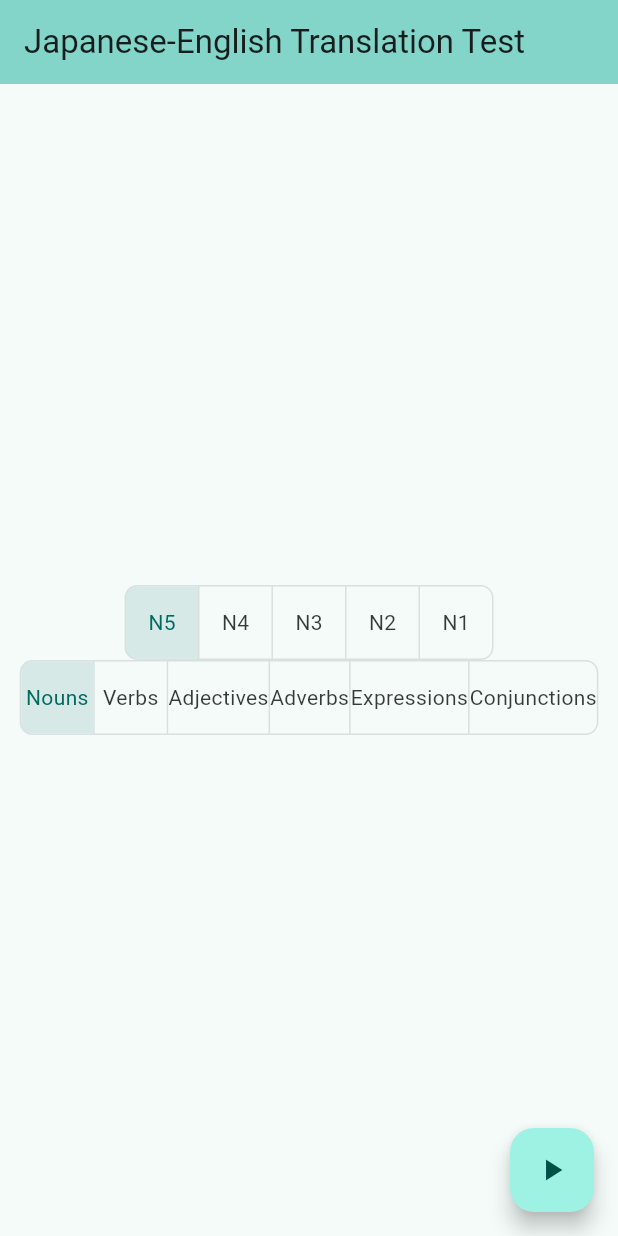
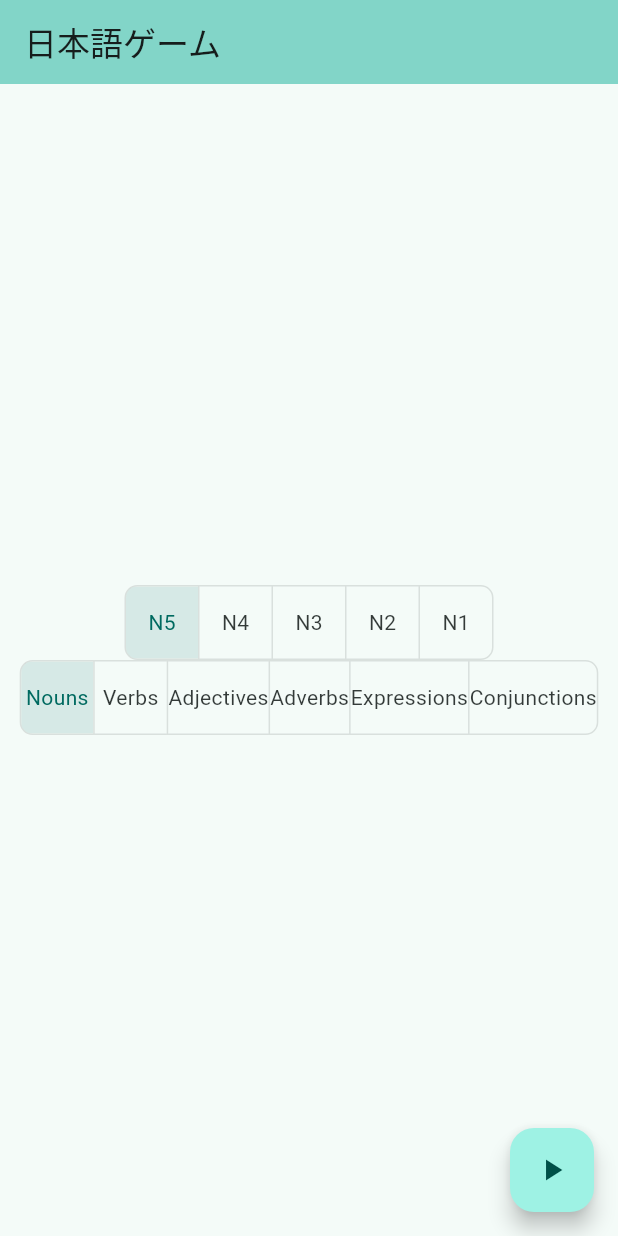
Before and after one commit to alexhokl/nihongo_geemu, a Flutter app: the screen it shows after launch, on a phone screen of 412 x 824 dp. Run offline on Flutter 3.47's test engine with Material 3 defaults, Android fonts, the phone set to English and light mode, and no system bars; our stand-ins replace connectivity_plus, sqflite_common_ffi; accounts and stored records are empty; network calls fail.

Commit message:
Fixed title

```diff
--- a/lib/main.dart
+++ b/lib/main.dart
@@ -24,7 +24,7 @@ class NihongoGeemu extends StatelessWidget {
         colorScheme: ColorScheme.fromSeed(seedColor: Colors.teal),
         useMaterial3: true,
       ),
-      home: const GameHomePage(title: 'Japanese-English Translation Test'),
+      home: const GameHomePage(title: '日本語ゲーム'),
     );
   }
 }
```
